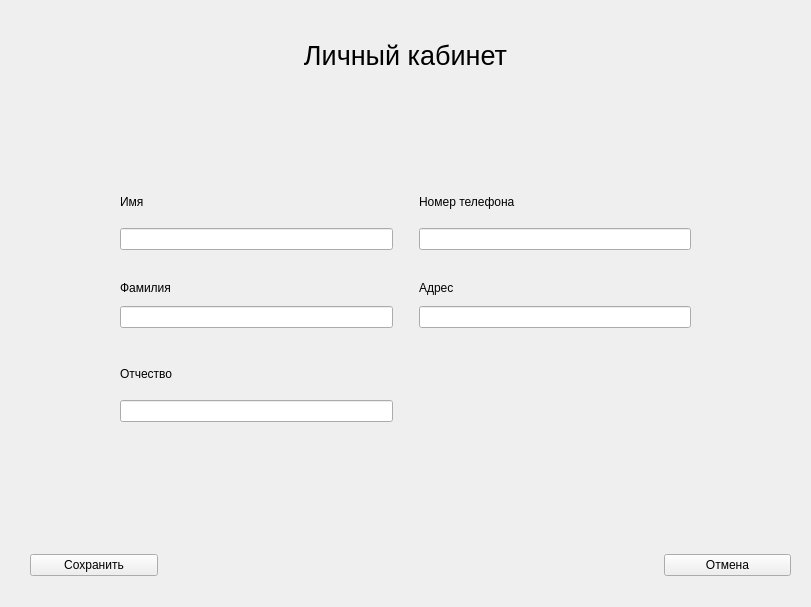
This is gui/account.ui in rkv04/test as Qt 5 draws it before an edit. The edited form follows.
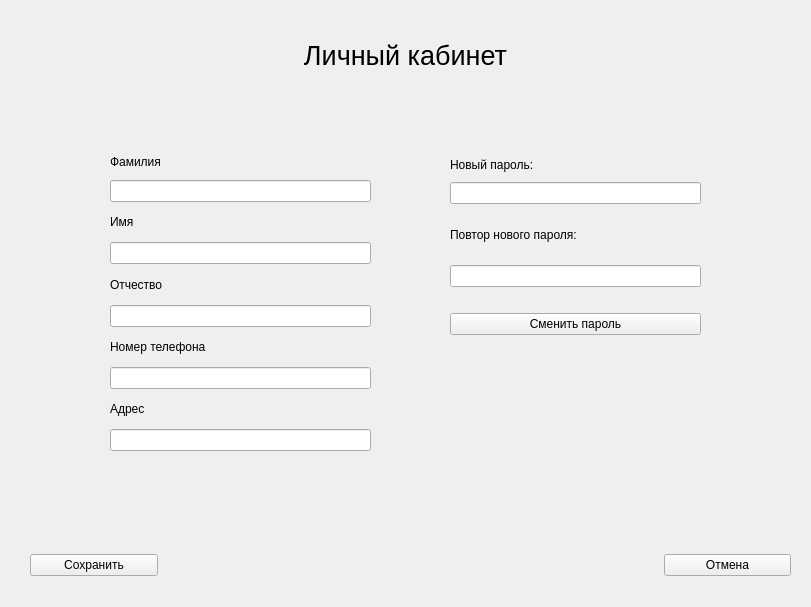
This is the edited form.

Commit message: added client account & bug fix

Patch:
```diff
--- a/gui/account.ui
+++ b/gui/account.ui
@@ -47,142 +47,6 @@
      <set>Qt::AlignCenter</set>
     </property>
    </widget>
-   <widget class="QWidget" name="layoutWidget">
-    <property name="geometry">
-     <rect>
-      <x>120</x>
-      <y>181</y>
-      <width>571</width>
-      <height>241</height>
-     </rect>
-    </property>
-    <layout class="QGridLayout" name="gridLayout_2">
-     <item row="1" column="0">
-      <spacer name="verticalSpacer_3">
-       <property name="orientation">
-        <enum>Qt::Vertical</enum>
-       </property>
-       <property name="sizeType">
-        <enum>QSizePolicy::Fixed</enum>
-       </property>
-       <property name="sizeHint" stdset="0">
-        <size>
-         <width>20</width>
-         <height>20</height>
-        </size>
-       </property>
-      </spacer>
-     </item>
-     <item row="2" column="2">
-      <layout class="QVBoxLayout" name="verticalLayout_6">
-       <item>
-        <widget class="QLabel" name="label_7">
-         <property name="text">
-          <string>Адрес</string>
-         </property>
-        </widget>
-       </item>
-       <item>
-        <widget class="QLineEdit" name="lineEdit_11"/>
-       </item>
-      </layout>
-     </item>
-     <item row="0" column="2">
-      <layout class="QVBoxLayout" name="verticalLayout_7">
-       <item>
-        <widget class="QLabel" name="label_8">
-         <property name="text">
-          <string>Номер телефона</string>
-         </property>
-        </widget>
-       </item>
-       <item>
-        <widget class="QLineEdit" name="lineEdit_12"/>
-       </item>
-      </layout>
-     </item>
-     <item row="2" column="0">
-      <layout class="QVBoxLayout" name="verticalLayout_8">
-       <item>
-        <widget class="QLabel" name="label_9">
-         <property name="maximumSize">
-          <size>
-           <width>16777215</width>
-           <height>24</height>
-          </size>
-         </property>
-         <property name="text">
-          <string>Фамилия</string>
-         </property>
-        </widget>
-       </item>
-       <item>
-        <widget class="QLineEdit" name="lineEdit_13"/>
-       </item>
-      </layout>
-     </item>
-     <item row="4" column="0">
-      <layout class="QVBoxLayout" name="verticalLayout_9">
-       <item>
-        <widget class="QLabel" name="label_10">
-         <property name="text">
-          <string>Отчество</string>
-         </property>
-        </widget>
-       </item>
-       <item>
-        <widget class="QLineEdit" name="lineEdit_14"/>
-       </item>
-      </layout>
-     </item>
-     <item row="0" column="0">
-      <layout class="QVBoxLayout" name="verticalLayout_10">
-       <item>
-        <widget class="QLabel" name="label_11">
-         <property name="text">
-          <string>Имя</string>
-         </property>
-        </widget>
-       </item>
-       <item>
-        <widget class="QLineEdit" name="lineEdit_15"/>
-       </item>
-      </layout>
-     </item>
-     <item row="3" column="0">
-      <spacer name="verticalSpacer_4">
-       <property name="orientation">
-        <enum>Qt::Vertical</enum>
-       </property>
-       <property name="sizeType">
-        <enum>QSizePolicy::Fixed</enum>
-       </property>
-       <property name="sizeHint" stdset="0">
-        <size>
-         <width>20</width>
-         <height>20</height>
-        </size>
-       </property>
-      </spacer>
-     </item>
-     <item row="2" column="1">
-      <spacer name="horizontalSpacer_3">
-       <property name="orientation">
-        <enum>Qt::Horizontal</enum>
-       </property>
-       <property name="sizeType">
-        <enum>QSizePolicy::Fixed</enum>
-       </property>
-       <property name="sizeHint" stdset="0">
-        <size>
-         <width>20</width>
-         <height>10</height>
-        </size>
-       </property>
-      </spacer>
-     </item>
-    </layout>
-   </widget>
    <widget class="QWidget" name="layoutWidget_2">
     <property name="geometry">
      <rect>
@@ -225,6 +89,165 @@
      </item>
     </layout>
    </widget>
+   <widget class="QWidget" name="layoutWidget">
+    <property name="geometry">
+     <rect>
+      <x>450</x>
+      <y>154</y>
+      <width>251</width>
+      <height>181</height>
+     </rect>
+    </property>
+    <layout class="QVBoxLayout" name="verticalLayout_2">
+     <item>
+      <layout class="QVBoxLayout" name="verticalLayout_12">
+       <item>
+        <layout class="QVBoxLayout" name="verticalLayout_11">
+         <item>
+          <widget class="QLabel" name="label_12">
+           <property name="text">
+            <string>Новый пароль:</string>
+           </property>
+          </widget>
+         </item>
+         <item>
+          <widget class="QLineEdit" name="passwordEdit">
+           <property name="echoMode">
+            <enum>QLineEdit::Password</enum>
+           </property>
+          </widget>
+         </item>
+        </layout>
+       </item>
+       <item>
+        <widget class="QLabel" name="label_13">
+         <property name="text">
+          <string>Повтор нового пароля:</string>
+         </property>
+        </widget>
+       </item>
+       <item>
+        <widget class="QLineEdit" name="repeatPasswordEdit">
+         <property name="echoMode">
+          <enum>QLineEdit::Password</enum>
+         </property>
+        </widget>
+       </item>
+       <item>
+        <spacer name="verticalSpacer">
+         <property name="orientation">
+          <enum>Qt::Vertical</enum>
+         </property>
+         <property name="sizeType">
+          <enum>QSizePolicy::Fixed</enum>
+         </property>
+         <property name="sizeHint" stdset="0">
+          <size>
+           <width>20</width>
+           <height>20</height>
+          </size>
+         </property>
+        </spacer>
+       </item>
+       <item>
+        <widget class="QPushButton" name="changePasswordButton">
+         <property name="text">
+          <string>Сменить пароль</string>
+         </property>
+        </widget>
+       </item>
+      </layout>
+     </item>
+    </layout>
+   </widget>
+   <widget class="QWidget" name="layoutWidget_3">
+    <property name="geometry">
+     <rect>
+      <x>110</x>
+      <y>150</y>
+      <width>261</width>
+      <height>301</height>
+     </rect>
+    </property>
+    <layout class="QVBoxLayout" name="verticalLayout">
+     <item>
+      <layout class="QVBoxLayout" name="verticalLayout_8">
+       <item>
+        <widget class="QLabel" name="label_9">
+         <property name="maximumSize">
+          <size>
+           <width>16777215</width>
+           <height>24</height>
+          </size>
+         </property>
+         <property name="text">
+          <string>Фамилия</string>
+         </property>
+        </widget>
+       </item>
+       <item>
+        <widget class="QLineEdit" name="surnameEdit"/>
+       </item>
+      </layout>
+     </item>
+     <item>
+      <layout class="QVBoxLayout" name="verticalLayout_10">
+       <item>
+        <widget class="QLabel" name="label_11">
+         <property name="text">
+          <string>Имя</string>
+         </property>
+        </widget>
+       </item>
+       <item>
+        <widget class="QLineEdit" name="nameEdit"/>
+       </item>
+      </layout>
+     </item>
+     <item>
+      <layout class="QVBoxLayout" name="verticalLayout_9">
+       <item>
+        <widget class="QLabel" name="label_10">
+         <property name="text">
+          <string>Отчество</string>
+         </property>
+        </widget>
+       </item>
+       <item>
+        <widget class="QLineEdit" name="patronymicEdit"/>
+       </item>
+      </layout>
+     </item>
+     <item>
+      <layout class="QVBoxLayout" name="verticalLayout_7">
+       <item>
+        <widget class="QLabel" name="label_8">
+         <property name="text">
+          <string>Номер телефона</string>
+         </property>
+        </widget>
+       </item>
+       <item>
+        <widget class="QLineEdit" name="phoneEdit"/>
+       </item>
+      </layout>
+     </item>
+     <item>
+      <layout class="QVBoxLayout" name="verticalLayout_6">
+       <item>
+        <widget class="QLabel" name="label_7">
+         <property name="text">
+          <string>Адрес</string>
+         </property>
+        </widget>
+       </item>
+       <item>
+        <widget class="QLineEdit" name="addressEdit"/>
+       </item>
+      </layout>
+     </item>
+    </layout>
+   </widget>
   </widget>
  </widget>
  <resources/>
```
Left out of the diff: 4 changed lines with no effect on the pictures. The commit also changes 23 other files.
